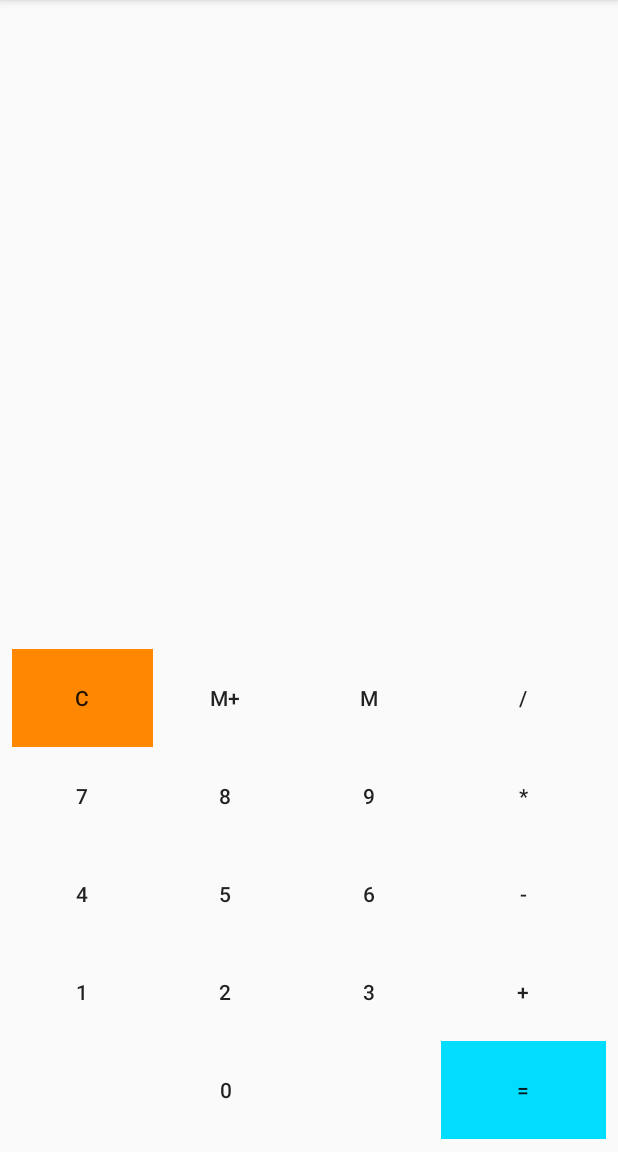
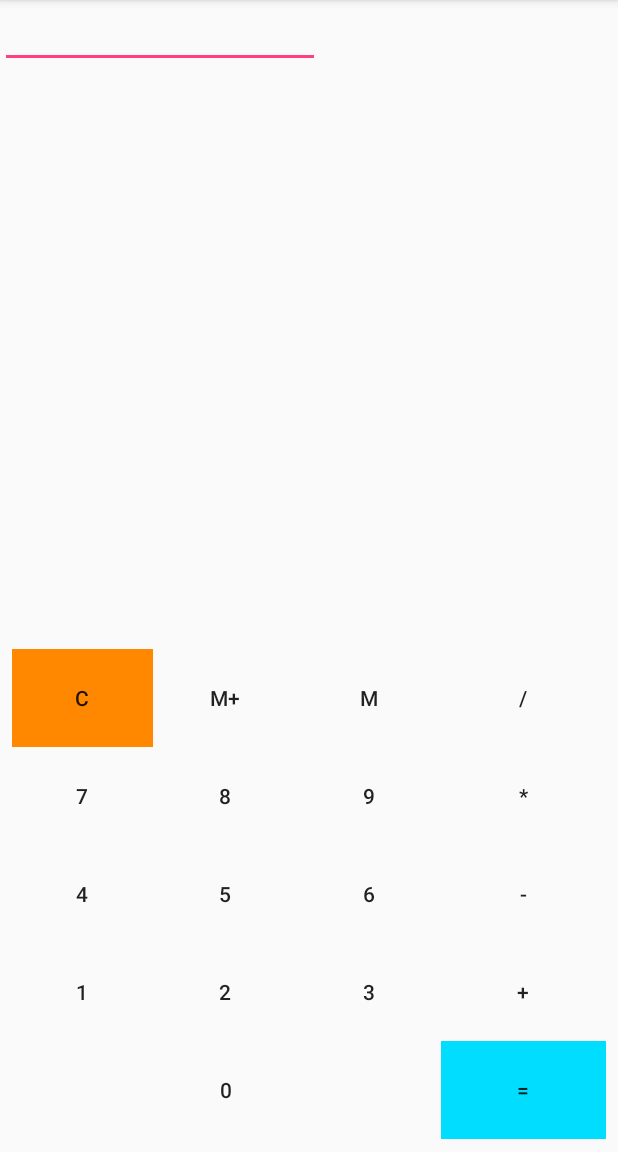
Before and after one commit to andreagregori/Calcolatrice, an Android app: the screen it shows after launch (MainActivity), on a phone screen of 412 x 824 dp, the part 84-1236 px from its top. Run offline under Robolectric (Android 15) with nearby library versions, the phone set to English and light mode, and no system bars.

```diff
--- a/app/src/main/java/com/example/studente/calcolatrice20/MainActivity.java
+++ b/app/src/main/java/com/example/studente/calcolatrice20/MainActivity.java
@@ -2,13 +2,83 @@ package com.example.studente.calcolatrice20;
 
 import android.support.v7.app.AppCompatActivity;
 import android.os.Bundle;
+import android.view.View;
+import android.widget.Button;
+import android.widget.Toast;
 
-public class MainActivity extends AppCompatActivity {
+public class MainActivity extends AppCompatActivity implements View.OnClickListener{
+    private Button button0;
+    private Button button1;
+    private Button button2;
+    private Button button3;
+    private Button button4;
+    private Button button5;
+    private Button button6;
+    private Button button7;
+    private Button button8;
+    private Button button9;
+    private Button buttonPiu;
+    private Button buttonMeno;
+    private Button buttonDivisione;
+    private Button buttonPer;
+    private Button buttonUguale;
+    private Button buttonCancella;
+    private Button buttonMpiu;
+    private Button buttonM;
+
 
     @Override
     protected void onCreate(Bundle savedInstanceState) {
         super.onCreate(savedInstanceState);
         setContentView(R.layout.activity_main);
+        elementiGrafici();
 
     }
+
+    @Override
+    public void onClick(View v) {
+        if (v.getId()==button0.getId()){
+            Toast t=  Toast.makeText(getApplicationContext(),"0",Toast.LENGTH_SHORT);
+            t.show();
+        }
+    }
+
+    public void elementiGrafici(){
+        button0 = findViewById(R.id.button0);
+        button0.setOnClickListener(this);
+        button1 = findViewById(R.id.button1);
+        button1.setOnClickListener(this);
+        button2 = findViewById(R.id.button2);
+        button2.setOnClickListener(this);
+        button3 = findViewById(R.id.button3);
+        button3.setOnClickListener(this);
+        button4 = findViewById(R.id.button4);
+        button4.setOnClickListener(this);
+        button5 = findViewById(R.id.button5);
+        button5.setOnClickListener(this);
+        button6 = findViewById(R.id.button6);
+        button6.setOnClickListener(this);
+        button7 = findViewById(R.id.button7);
+        button7.setOnClickListener(this);
+        button8 = findViewById(R.id.button8);
+        button8.setOnClickListener(this);
+        button9 = findViewById(R.id.button9);
+        button9.setOnClickListener(this);
+        buttonUguale = findViewById(R.id.buttonUguale);
+        buttonUguale.setOnClickListener(this);
+        buttonPiu = findViewById(R.id.buttonPiu);
+        buttonPiu.setOnClickListener(this);
+        buttonMeno = findViewById(R.id.buttonMeno);
+        buttonMeno.setOnClickListener(this);
+        buttonDivisione = findViewById(R.id.buttonDivisione);
+        buttonDivisione.setOnClickListener(this);
+        buttonPer = findViewById(R.id.buttonPer);
+        buttonPer.setOnClickListener(this);
+        buttonCancella = findViewById(R.id.buttonCancella);
+        buttonCancella.setOnClickListener(this);
+        buttonMpiu = findViewById(R.id.buttonMemoriaPiu);
+        buttonMpiu.setOnClickListener(this);
+        buttonM = findViewById(R.id.buttonMemoria);
+        buttonM.setOnClickListener(this);
+    }
 }
--- a/app/src/main/res/layout/activity_main.xml
+++ b/app/src/main/res/layout/activity_main.xml
@@ -213,4 +213,13 @@
         </TableRow>
     </TableLayout>
 
+    <EditText
+        android:id="@+id/editText"
+        android:layout_width="wrap_content"
+        android:layout_height="wrap_content"
+        android:ems="10"
+        android:inputType="textPersonName"
+        tools:layout_editor_absoluteX="85dp"
+        tools:layout_editor_absoluteY="58dp" />
+
 </android.support.constraint.ConstraintLayout>
```
Also changed, not shown: settings.gradle (line endings or trailing spaces).
